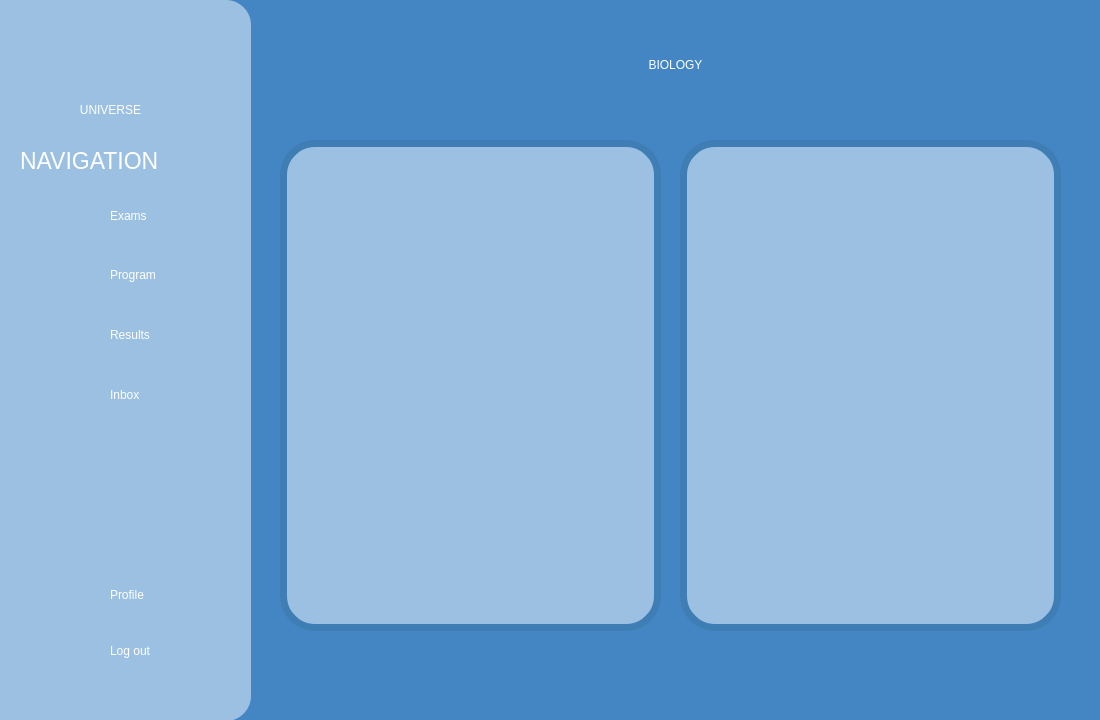
Old version of the form AGUniverse/presentationLayer/biology.ui in the repository codingburgas/sprint-eschool-ag-universe.
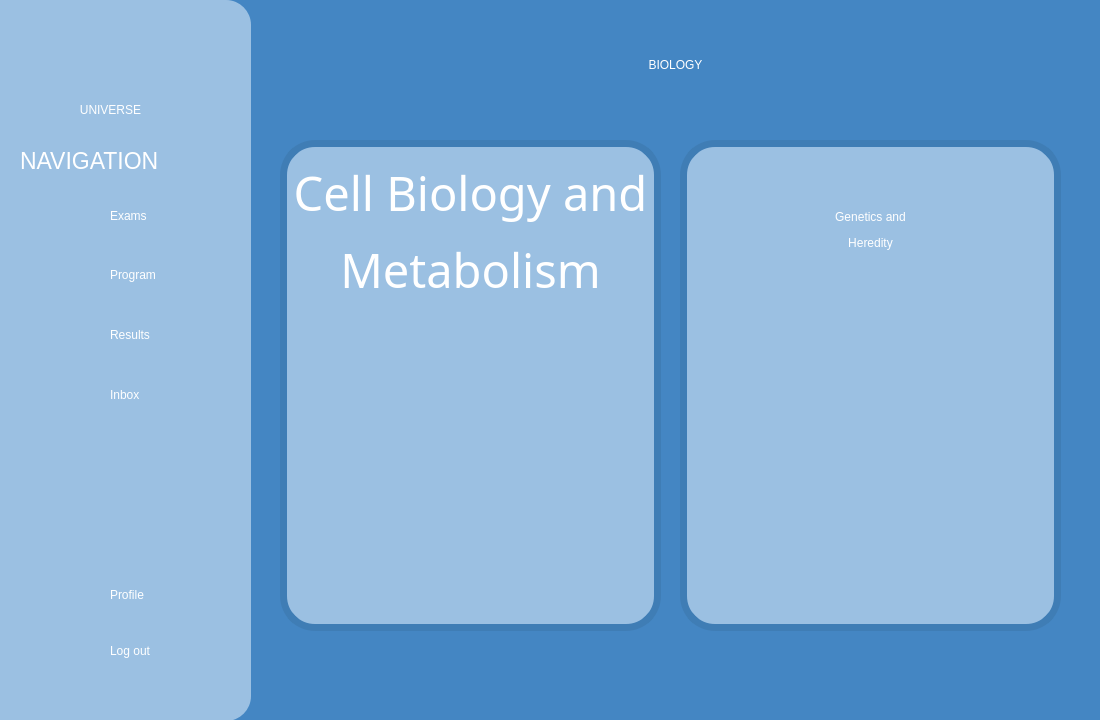
New version of the form. Icons and pictures are not drawn.

Commit message: Fix menu buttons in biology page, english page, maths page and profile page

```diff
--- a/AGUniverse/presentationLayer/biology.ui
+++ b/AGUniverse/presentationLayer/biology.ui
@@ -329,12 +329,12 @@
     <string/>
    </property>
   </widget>
-  <widget class="QLabel" name="mathsTitle">
+  <widget class="QLabel" name="biologyTitle">
    <property name="geometry">
     <rect>
-     <x>540</x>
+     <x>530</x>
      <y>20</y>
-     <width>271</width>
+     <width>291</width>
      <height>91</height>
     </rect>
    </property>
@@ -382,11 +382,95 @@
     <string/>
    </property>
   </widget>
+  <widget class="QLabel" name="section1_Title">
+   <property name="geometry">
+    <rect>
+     <x>285</x>
+     <y>160</y>
+     <width>371</width>
+     <height>131</height>
+    </rect>
+   </property>
+   <property name="font">
+    <font>
+     <family>Aura</family>
+     <pointsize>35</pointsize>
+     <italic>false</italic>
+     <bold>false</bold>
+    </font>
+   </property>
+   <property name="styleSheet">
+    <string notr="true">color:white;
+font: 35pt &quot;Aura&quot;;</string>
+   </property>
+   <property name="text">
+    <string>&lt;html&gt;&lt;head/&gt;&lt;body&gt;&lt;p align=&quot;center&quot;&gt;Cell Biology and&lt;/p&gt;&lt;p align=&quot;center&quot;&gt; Metabolism&lt;/p&gt;&lt;/body&gt;&lt;/html&gt;</string>
+   </property>
+  </widget>
+  <widget class="QLabel" name="section2_Title">
+   <property name="geometry">
+    <rect>
+     <x>690</x>
+     <y>160</y>
+     <width>361</width>
+     <height>141</height>
+    </rect>
+   </property>
+   <property name="styleSheet">
+    <string notr="true">color:white;
+font: 40pt &quot;Aura&quot;;</string>
+   </property>
+   <property name="text">
+    <string>&lt;html&gt;&lt;head/&gt;&lt;body&gt;&lt;p align=&quot;center&quot;&gt;Genetics and&lt;/p&gt;&lt;p align=&quot;center&quot;&gt; Heredity&lt;/p&gt;&lt;/body&gt;&lt;/html&gt;</string>
+   </property>
+  </widget>
+  <widget class="QLabel" name="cellPicture">
+   <property name="geometry">
+    <rect>
+     <x>350</x>
+     <y>300</y>
+     <width>241</width>
+     <height>241</height>
+    </rect>
+   </property>
+   <property name="text">
+    <string/>
+   </property>
+   <property name="pixmap">
+    <pixmap resource="../resources.qrc">:/assets/images/cell_biology_and_metabolism_icon.png</pixmap>
+   </property>
+   <property name="scaledContents">
+    <bool>true</bool>
+   </property>
+  </widget>
+  <widget class="QLabel" name="geneticsPicture">
+   <property name="geometry">
+    <rect>
+     <x>750</x>
+     <y>300</y>
+     <width>241</width>
+     <height>241</height>
+    </rect>
+   </property>
+   <property name="text">
+    <string/>
+   </property>
+   <property name="pixmap">
+    <pixmap resource="../resources.qrc">:/assets/images/genetics_and_heredity_icon.png</pixmap>
+   </property>
+   <property name="scaledContents">
+    <bool>true</bool>
+   </property>
+  </widget>
   <zorder>background</zorder>
   <zorder>frame_2</zorder>
-  <zorder>mathsTitle</zorder>
+  <zorder>biologyTitle</zorder>
   <zorder>section1_Box</zorder>
   <zorder>section1_Box_2</zorder>
+  <zorder>section1_Title</zorder>
+  <zorder>section2_Title</zorder>
+  <zorder>cellPicture</zorder>
+  <zorder>geneticsPicture</zorder>
  </widget>
  <resources>
   <include location="../resources.qrc"/>
```
The commit also changes 13 other files.
